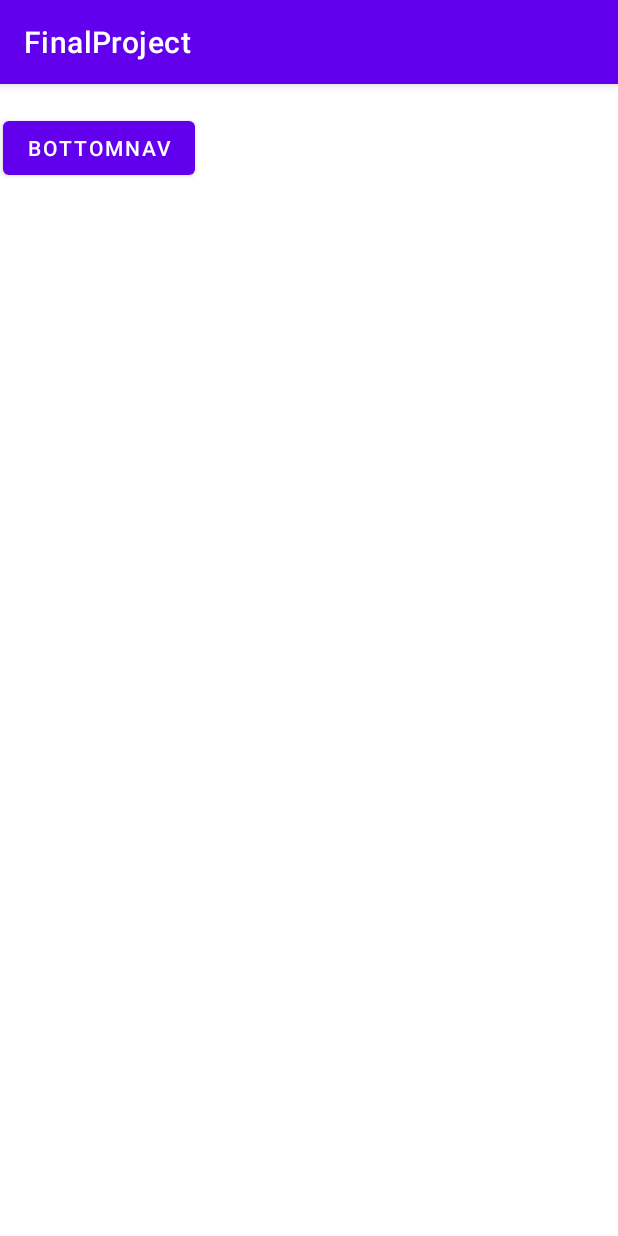
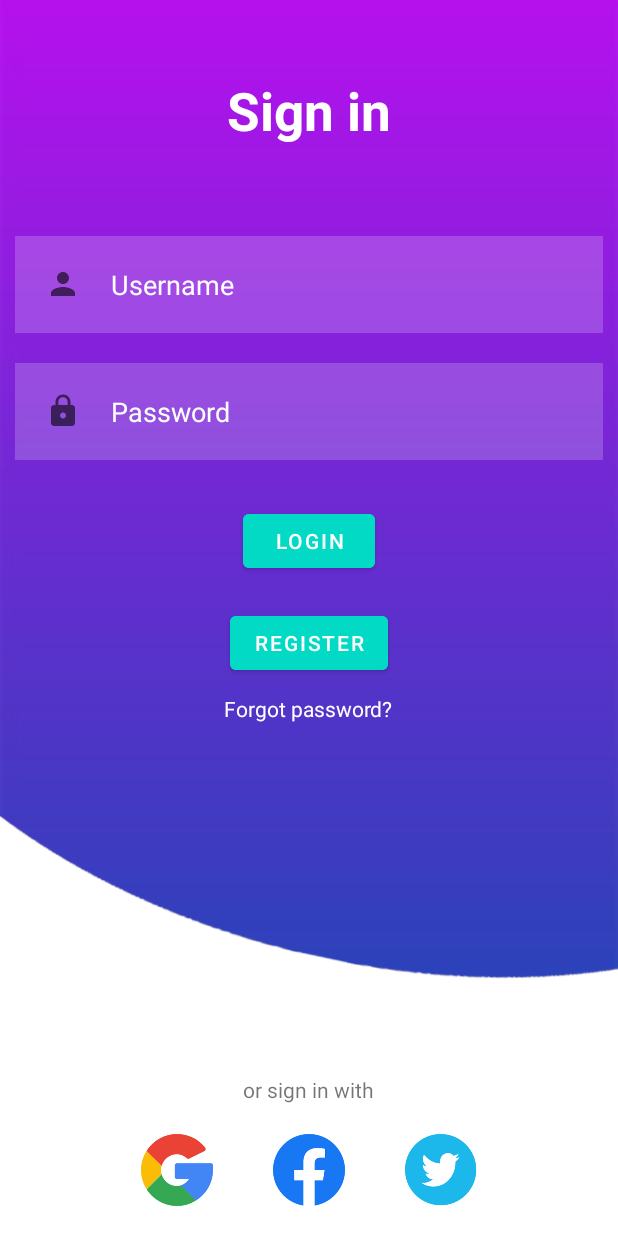
Before and after one commit to SYProject1999/final-project-repo, an Android app: the screen it shows after launch (MainActivity before the commit, LoginActivity after it), on a phone screen of 412 x 824 dp. Run offline under Robolectric (Android 15) with nearby library versions, the phone set to English and light mode, and no system bars.

Commit message:
Designed login page

```diff
--- a/app/src/main/java/com/example/finalproject/MainActivity.java
+++ b/app/src/main/java/com/example/finalproject/MainActivity.java
@@ -15,13 +15,16 @@ public class MainActivity extends AppCompatActivity {
         super.onCreate(savedInstanceState);
         setContentView(R.layout.activity_main);
 
-        button = findViewById(R.id.btn);
-        button.setOnClickListener(new View.OnClickListener() {
-            @Override
-            public void onClick(View v) {
-                Intent intent = new Intent(MainActivity.this, BottomNavigationBarActivity.class);
-                startActivity(intent);
-            }
-        });
+        Intent intent = new Intent(MainActivity.this, LoginActivity.class);
+        startActivity(intent);
+
+//        button = findViewById(R.id.btn);
+//        button.setOnClickListener(new View.OnClickListener() {
+//            @Override
+//            public void onClick(View v) {
+//                Intent intent = new Intent(MainActivity.this, LoginActivity.class);
+//                startActivity(intent);
+//            }
+//        });
     }
 }
--- /dev/null
+++ b/app/src/main/res/drawable/ic_baseline_lock_24.xml
@@ -0,0 +1,10 @@
+<vector xmlns:android="http://schemas.android.com/apk/res/android"
+    android:width="24dp"
+    android:height="24dp"
+    android:viewportWidth="24"
+    android:viewportHeight="24"
+    android:tint="?attr/colorControlNormal">
+  <path
+      android:fillColor="@android:color/white"
+      android:pathData="M18,8h-1L17,6c0,-2.76 -2.24,-5 -5,-5S7,3.24 7,6v2L6,8c-1.1,0 -2,0.9 -2,2v10c0,1.1 0.9,2 2,2h12c1.1,0 2,-0.9 2,-2L20,10c0,-1.1 -0.9,-2 -2,-2zM12,17c-1.1,0 -2,-0.9 -2,-2s0.9,-2 2,-2 2,0.9 2,2 -0.9,2 -2,2zM15.1,8L8.9,8L8.9,6c0,-1.71 1.39,-3.1 3.1,-3.1 1.71,0 3.1,1.39 3.1,3.1v2z"/>
+</vector>
--- /dev/null
+++ b/app/src/main/res/drawable/ic_baseline_person_24.xml
@@ -0,0 +1,10 @@
+<vector xmlns:android="http://schemas.android.com/apk/res/android"
+    android:width="24dp"
+    android:height="24dp"
+    android:viewportWidth="24"
+    android:viewportHeight="24"
+    android:tint="?attr/colorControlNormal">
+  <path
+      android:fillColor="@android:color/white"
+      android:pathData="M12,12c2.21,0 4,-1.79 4,-4s-1.79,-4 -4,-4 -4,1.79 -4,4 1.79,4 4,4zM12,14c-2.67,0 -8,1.34 -8,4v2h16v-2c0,-2.66 -5.33,-4 -8,-4z"/>
+</vector>
--- a/app/src/main/res/layout/activity_login.xml
+++ b/app/src/main/res/layout/activity_login.xml
@@ -1,9 +1,114 @@
 <?xml version="1.0" encoding="utf-8"?>
-<androidx.constraintlayout.widget.ConstraintLayout xmlns:android="http://schemas.android.com/apk/res/android"
+<RelativeLayout xmlns:android="http://schemas.android.com/apk/res/android"
     xmlns:app="http://schemas.android.com/apk/res-auto"
     xmlns:tools="http://schemas.android.com/tools"
     android:layout_width="match_parent"
     android:layout_height="match_parent"
+    android:background="@drawable/background"
     tools:context=".LoginActivity">
 
-</androidx.constraintlayout.widget.ConstraintLayout>
+    <TextView
+        android:layout_width="match_parent"
+        android:layout_height="wrap_content"
+        android:id="@+id/signin"
+        android:text="Sign in"
+        android:textColor="@color/white"
+        android:textSize="35dp"
+        android:textStyle="bold"
+        android:layout_margin="50dp"
+        android:gravity="center"/>
+
+    <EditText
+        android:layout_width="match_parent"
+        android:layout_height="wrap_content"
+        android:id="@+id/username"
+        android:layout_below="@id/signin"
+        android:background="#30ffffff"
+        android:hint="Username"
+        android:textColorHint="@color/white"
+        android:textColor="@color/white"
+        android:layout_margin="10dp"
+        android:padding="20dp"
+        android:drawableLeft="@drawable/ic_baseline_person_24"
+        android:drawablePadding="20dp"/>
+
+    <EditText
+        android:layout_width="match_parent"
+        android:layout_height="wrap_content"
+        android:id="@+id/password"
+        android:layout_below="@id/username"
+        android:background="#30ffffff"
+        android:hint="Password"
+        android:textColorHint="@color/white"
+        android:textColor="@color/white"
+        android:layout_margin="10dp"
+        android:padding="20dp"
+        android:drawableLeft="@drawable/ic_baseline_lock_24"
+        android:drawablePadding="20dp"
+        android:inputType="textPassword"/>
+
+    <com.google.android.material.button.MaterialButton
+        android:layout_width="wrap_content"
+        android:layout_height="wrap_content"
+        android:id="@+id/loginbtn"
+        android:layout_below="@id/password"
+        android:text="LOGIN"
+        android:backgroundTint="@color/design_default_color_secondary"
+        android:layout_centerHorizontal="true"
+        android:layout_margin="20dp" />
+
+    <com.google.android.material.button.MaterialButton
+        android:layout_width="wrap_content"
+        android:layout_height="wrap_content"
+        android:id="@+id/registerbtn"
+        android:layout_below="@id/loginbtn"
+        android:text="REGISTER"
+        android:backgroundTint="@color/design_default_color_secondary"
+        android:layout_centerHorizontal="true" />
+
+    <TextView
+        android:layout_width="wrap_content"
+        android:layout_height="wrap_content"
+        android:id="@+id/forgotpass"
+        android:layout_below="@id/registerbtn"
+        android:text="Forgot password?"
+        android:textColor="@color/white"
+        android:layout_centerHorizontal="true"
+        android:layout_margin="10dp"/>
+
+    <TextView
+        android:layout_width="wrap_content"
+        android:layout_height="wrap_content"
+        android:id="@+id/others"
+        android:layout_above="@id/socialicons"
+        android:text="or sign in with"
+        android:layout_centerHorizontal="true"/>
+
+
+    <LinearLayout
+        android:layout_width="match_parent"
+        android:layout_height="wrap_content"
+        android:id="@+id/socialicons"
+        android:layout_alignParentBottom="true"
+        android:gravity="center">
+
+
+        <ImageView
+            android:layout_width="48dp"
+            android:layout_height="48dp"
+            android:layout_margin="20dp"
+            android:src="@drawable/google"/>
+        <ImageView
+            android:layout_width="48dp"
+            android:layout_height="48dp"
+            android:layout_margin="20dp"
+            android:src="@drawable/fb"/>
+        <ImageView
+            android:layout_width="48dp"
+            android:layout_height="48dp"
+            android:layout_margin="20dp"
+            android:src="@drawable/twitter"/>
+
+    </LinearLayout>
+
+</RelativeLayout>
--- a/app/src/main/res/values/themes.xml
+++ b/app/src/main/res/values/themes.xml
@@ -1,6 +1,6 @@
 <resources xmlns:tools="http://schemas.android.com/tools">
     <!-- Base application theme. -->
-    <style name="Theme.FinalProject" parent="Theme.MaterialComponents.DayNight.DarkActionBar">
+    <style name="Theme.FinalProject" parent="Theme.MaterialComponents.DayNight.NoActionBar">
         <!-- Primary brand color. -->
         <item name="colorPrimary">@color/purple_500</item>
         <item name="colorPrimaryVariant">@color/purple_700</item>
```
Also changed, not shown: app/src/main/res/drawable/background.png (added), app/src/main/res/drawable/fb.png (added), app/src/main/res/drawable/google.png (added), app/src/main/res/drawable/twitter.png (added).
